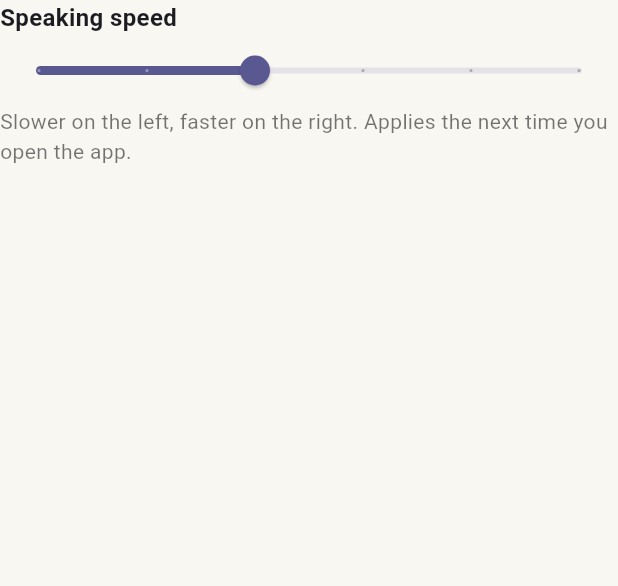
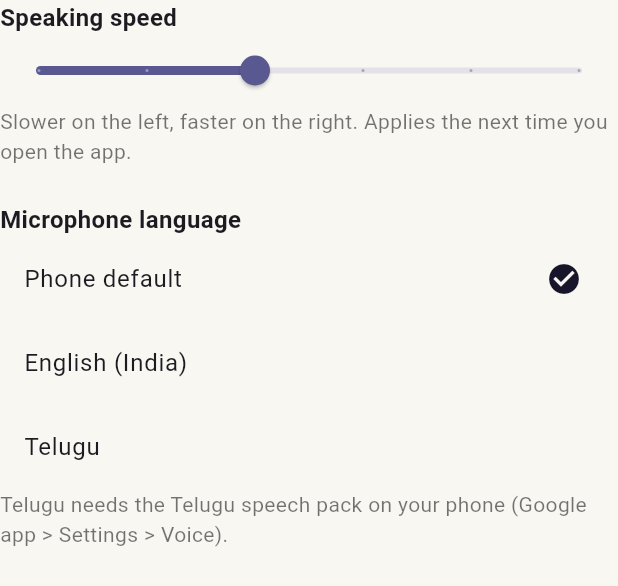
Before and after one commit to snehabogaram75-hub/wayvo-fresh, a Flutter app: the VoiceSettings widget shown alone on an empty page, opened directly, on a phone screen of 412 x 824 dp. Shown: the top 586 px of the screen. Run offline on Flutter 3.47's test engine with Material 3 defaults, Android fonts, the phone set to English and light mode, and no system bars; our stand-ins replace cookie_jar, dio, dio_cookie_manager, file_picker, flutter_svg, flutter_tts and 6 more; accounts and stored records are empty; network calls fail; Roboto replaces fonts that are missing (Arial); project files that could hold a hidden picture were left out.

Commit message:
Telugu mic language option, remove debug log

```diff
--- a/wayvo/lib/tools.dart
+++ b/wayvo/lib/tools.dart
@@ -412,12 +412,18 @@ class VoiceSettings extends StatefulWidget {
 
 class _VoiceSettingsState extends State<VoiceSettings> {
   double rate = 0.5;
+  String micLang = '';
 
   @override
   void initState() {
     super.initState();
     SharedPreferences.getInstance().then((p) {
-      if (mounted) setState(() => rate = p.getDouble('tts_rate') ?? 0.5);
+      if (mounted) {
+        setState(() {
+          rate = p.getDouble('tts_rate') ?? 0.5;
+          micLang = p.getString('stt_locale') ?? '';
+        });
+      }
     });
   }
 
@@ -440,6 +446,32 @@ class _VoiceSettingsState extends State<VoiceSettings> {
         ),
         const Text(
           'Slower on the left, faster on the right. Applies the next time you open the app.',
+          style: TextStyle(color: Colors.black54),
+        ),
+        const SizedBox(height: 24),
+        const Text('Microphone language', style: TextStyle(fontWeight: FontWeight.bold, fontSize: 16)),
+        for (final o in const [
+          ['', 'Phone default'],
+          ['en_IN', 'English (India)'],
+          ['te_IN', 'Telugu'],
+        ])
+          ListTile(
+            title: Text(o[1]),
+            trailing: micLang == o[0]
+                ? const Icon(Icons.check_circle, color: Color(0xFF17152A))
+                : null,
+            onTap: () async {
+              setState(() => micLang = o[0]);
+              final p = await SharedPreferences.getInstance();
+              if (o[0].isEmpty) {
+                await p.remove('stt_locale');
+              } else {
+                await p.setString('stt_locale', o[0]);
+              }
+            },
+          ),
+        const Text(
+          'Telugu needs the Telugu speech pack on your phone (Google app > Settings > Voice).',
           style: TextStyle(color: Colors.black54),
         ),
       ],
```
Also changed, not shown: wayvo/lib/main.dart (+8 -0 lines), 3 other files.
